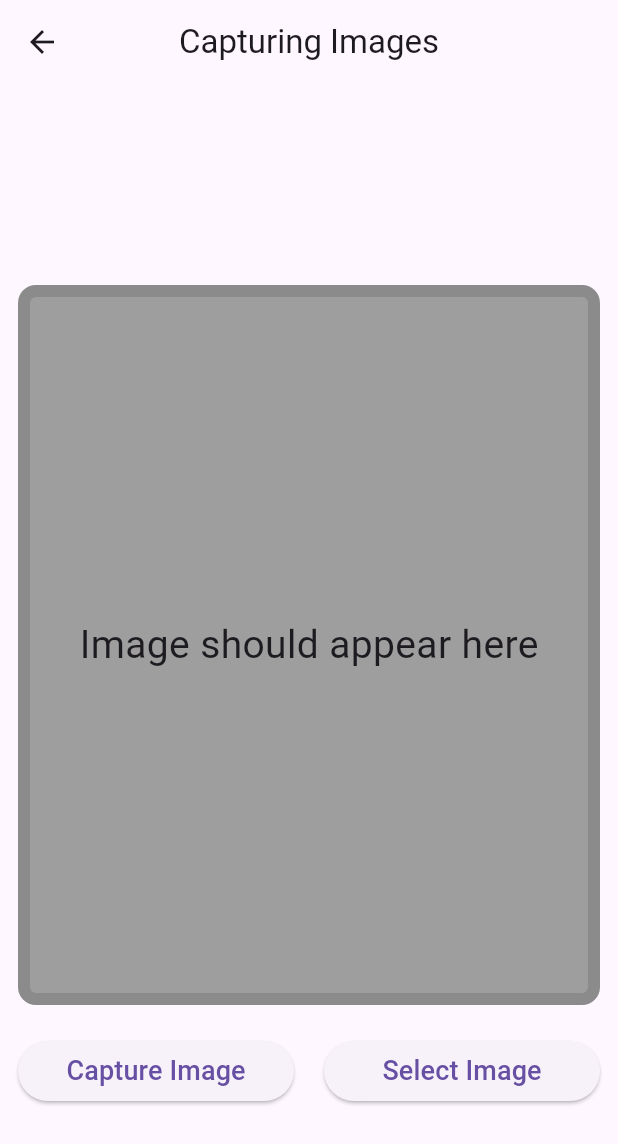
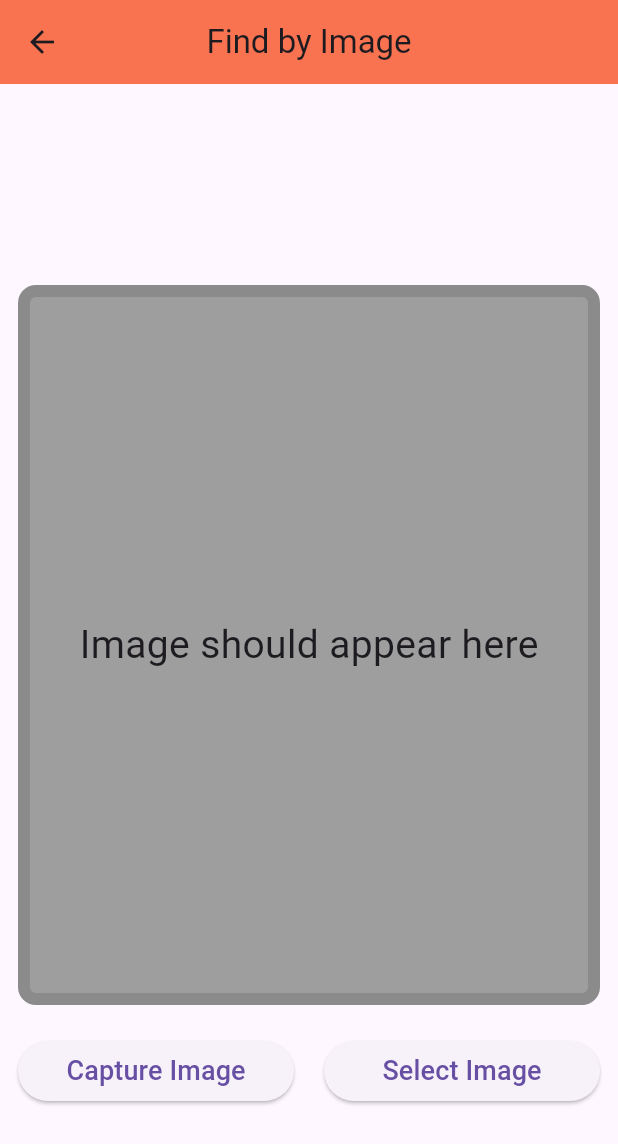
Before and after one commit to PhamH1eu/wikiFoodia, a Flutter app: the DetectionFood screen opened directly, on a phone screen of 412 x 824 dp. Shown: the top 1144 px of the screen. Run offline on Flutter 3.47's test engine with Material 3 defaults, Android fonts, the phone set to English and light mode, and no system bars; our stand-ins replace awesome_snackbar_content, firebase_auth, firebase_core, flutter_map, font_awesome_flutter, geolocator and 5 more; missing offline and left inert: tflite_v2; accounts and stored records are empty.

Commit message:
Update detectionFood.dart

```diff
--- a/lib/features/app/presentation/pages/detection/detectionFood.dart
+++ b/lib/features/app/presentation/pages/detection/detectionFood.dart
@@ -51,7 +51,8 @@ class _DetectionFood extends State<DetectionFood> {
   Widget build(BuildContext context) {
     return Scaffold(
       appBar: AppBar(
-        title: const Text('Capturing Images'),
+        title: const Text('Find by Image'),
+        backgroundColor: Color(0xfff97350),
         centerTitle: true,
       ),
       body: Padding(
```
